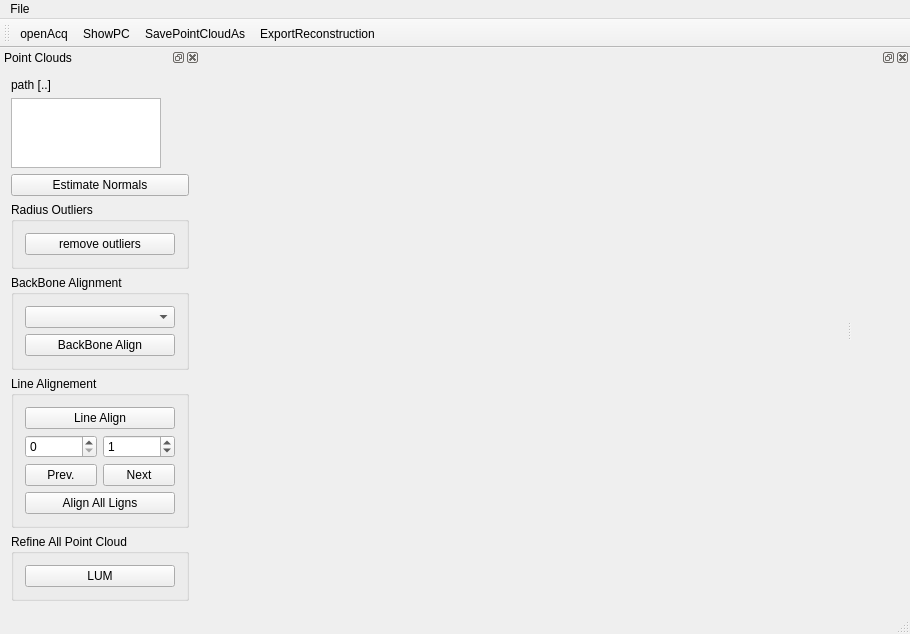
Before: the Qt Designer form src/Elab/ElabWindow.ui in SilvioGiancola/Kinect2TCPIP, drawn with Qt 5.
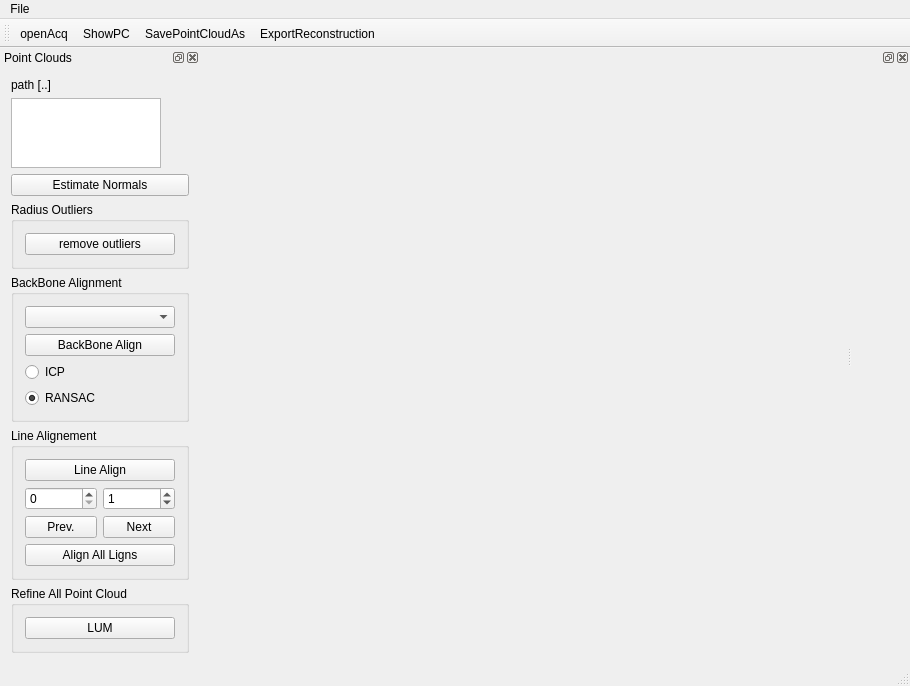
After: the same form once the commit is applied. Custom widgets are drawn as their Qt base class.

The edit to the form file:
```diff
--- a/src/Elab/ElabWindow.ui
+++ b/src/Elab/ElabWindow.ui
@@ -7,7 +7,7 @@
     <x>0</x>
     <y>0</y>
     <width>910</width>
-    <height>595</height>
+    <height>667</height>
    </rect>
   </property>
   <property name="windowTitle">
@@ -212,6 +212,13 @@
         <string>BackBone Alignment</string>
        </property>
        <layout class="QGridLayout" name="gridLayout_5">
+        <item row="2" column="0">
+         <widget class="QRadioButton" name="radioButton_ICP">
+          <property name="text">
+           <string>ICP</string>
+          </property>
+         </widget>
+        </item>
         <item row="0" column="0">
          <widget class="QComboBox" name="IDlistcomboBox"/>
         </item>
@@ -222,6 +229,16 @@
           </property>
          </widget>
         </item>
+        <item row="3" column="0">
+         <widget class="QRadioButton" name="radioButton_RANSAC">
+          <property name="text">
+           <string>RANSAC</string>
+          </property>
+          <property name="checked">
+           <bool>true</bool>
+          </property>
+         </widget>
+        </item>
        </layout>
       </widget>
      </item>
```
